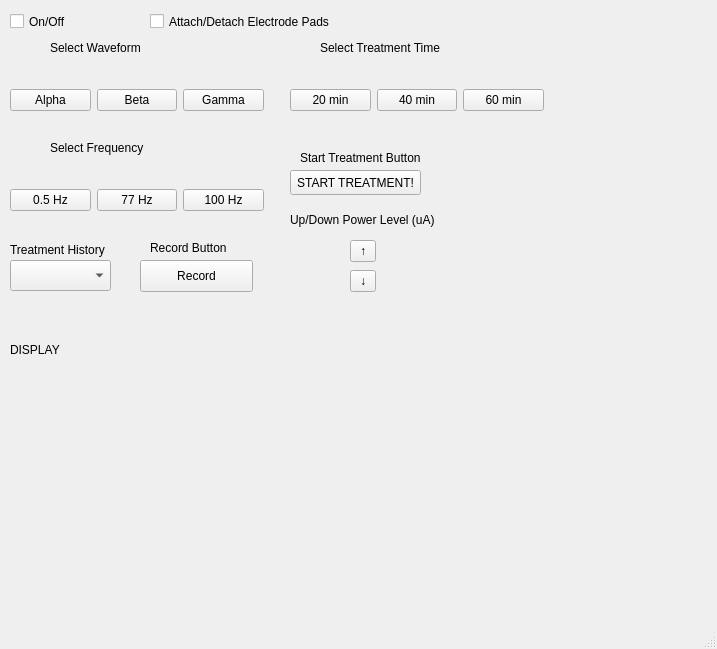
This is mainwindow.ui in j4d3l1/CES as Qt 5 draws it before an edit. The edited form follows.
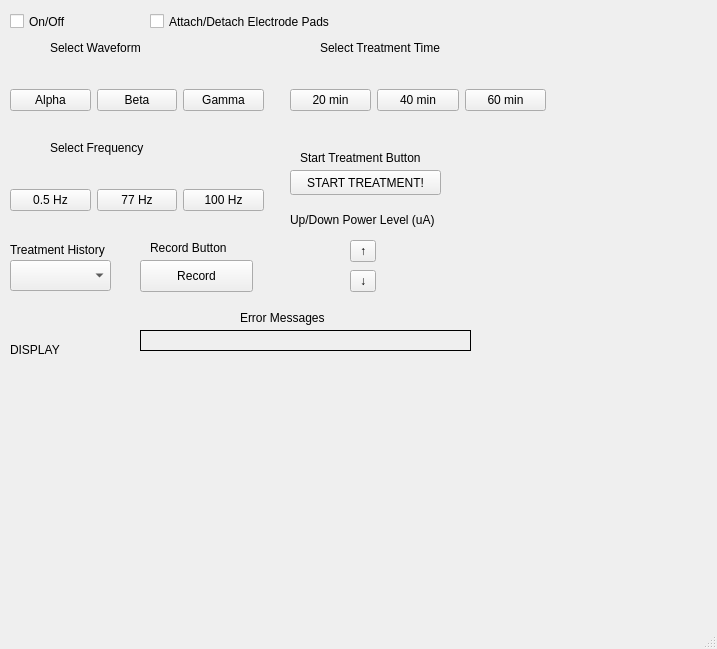
This is the edited form.

Commit message: Error messages implemented in mainwindow display.

Diff of the .ui file:
```diff
--- a/mainwindow.ui
+++ b/mainwindow.ui
@@ -45,7 +45,7 @@
      <rect>
       <x>290</x>
       <y>210</y>
-      <width>161</width>
+      <width>171</width>
       <height>20</height>
      </rect>
     </property>
@@ -97,7 +97,7 @@
      <rect>
       <x>290</x>
       <y>60</y>
-      <width>254</width>
+      <width>256</width>
       <height>80</height>
      </rect>
     </property>
@@ -199,7 +199,7 @@
      <rect>
       <x>290</x>
       <y>170</y>
-      <width>131</width>
+      <width>151</width>
       <height>25</height>
      </rect>
     </property>
@@ -212,7 +212,7 @@
      <rect>
       <x>300</x>
       <y>150</y>
-      <width>131</width>
+      <width>141</width>
       <height>16</height>
      </rect>
     </property>
@@ -295,7 +295,7 @@
      <rect>
       <x>150</x>
       <y>10</y>
-      <width>191</width>
+      <width>211</width>
       <height>23</height>
      </rect>
     </property>
@@ -316,6 +316,38 @@
      <string>On/Off</string>
     </property>
    </widget>
+   <widget class="QLabel" name="label">
+    <property name="geometry">
+     <rect>
+      <x>240</x>
+      <y>310</y>
+      <width>111</width>
+      <height>16</height>
+     </rect>
+    </property>
+    <property name="text">
+     <string>Error Messages</string>
+    </property>
+   </widget>
+   <widget class="QLabel" name="errorMessages">
+    <property name="geometry">
+     <rect>
+      <x>140</x>
+      <y>330</y>
+      <width>331</width>
+      <height>21</height>
+     </rect>
+    </property>
+    <property name="layoutDirection">
+     <enum>Qt::LeftToRight</enum>
+    </property>
+    <property name="frameShape">
+     <enum>QFrame::Box</enum>
+    </property>
+    <property name="text">
+     <string/>
+    </property>
+   </widget>
   </widget>
   <widget class="QMenuBar" name="menubar">
    <property name="geometry">
```
Left out of the diff: 2 changed lines with no effect on the pictures. The commit also changes 3 other files.
